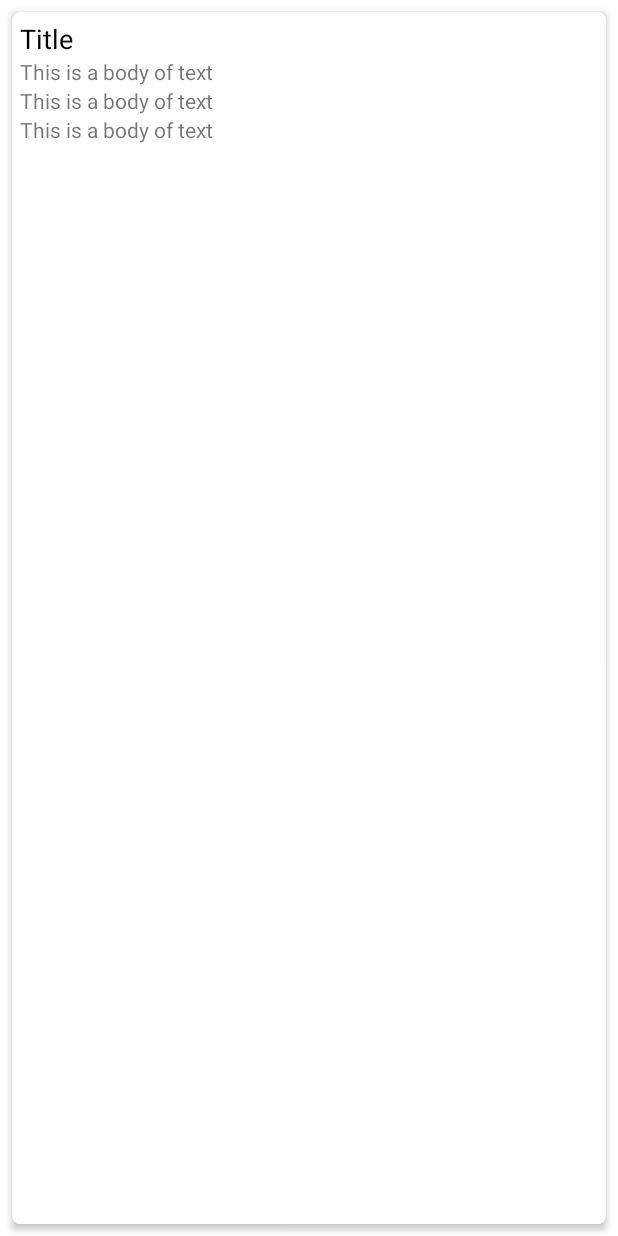
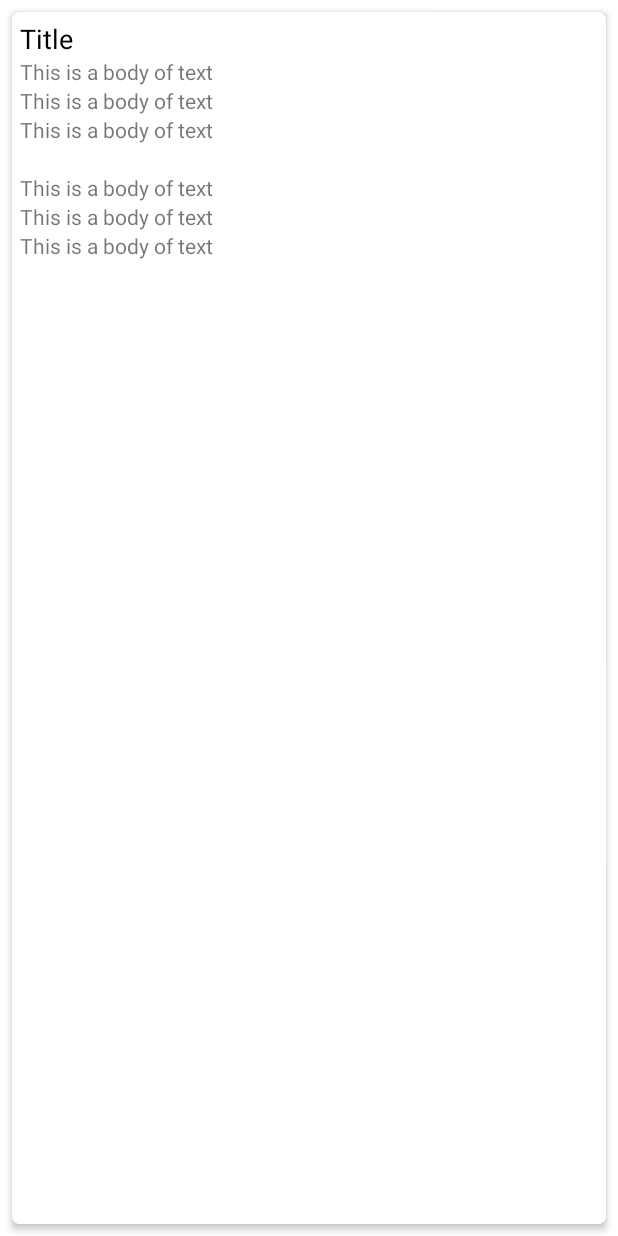
Before and after one commit to AlexisPechon/4th-Year-Android-App-Project, an Android app: the layout list_item.xml on its own in the app's theme, with its tools: preview values and no code run, on a phone screen of 412 x 824 dp. Run offline under Robolectric (Android 15) with nearby library versions, the phone set to English and light mode, and no system bars.

Commit message:
18th commit

```diff
--- a/Android-Timetable-App/app/src/main/java/com/example/a4th_year_android_timetable_app/APIInterface.java
+++ b/Android-Timetable-App/app/src/main/java/com/example/a4th_year_android_timetable_app/APIInterface.java
@@ -6,7 +6,7 @@ import retrofit2.Call;
 import retrofit2.http.GET;
 
 public interface APIInterface {
-    @GET("v1/41a8a884-6d0e-4077-9f6f-38655f2dc31e")
+    @GET("v1/c997f23d-c6d4-479f-a887-cf016b942c98")
     //@GET("/posts")
     Call<List<Posts>> getPosts();
 }
--- a/Android-Timetable-App/app/src/main/res/layout/list_item.xml
+++ b/Android-Timetable-App/app/src/main/res/layout/list_item.xml
@@ -18,7 +18,7 @@
             android:layout_height="wrap_content"
             android:text="This is a body of text"
             app:layout_constraintStart_toStartOf="parent"
-            app:layout_constraintTop_toBottomOf="@+id/tvTitle"/>
+            app:layout_constraintTop_toBottomOf="@+id/tvLocationBody"/>
 
         <TextView
             android:id="@+id/tvSubBody"
@@ -29,12 +29,44 @@
             app:layout_constraintTop_toBottomOf="@+id/tvBody"/>
 
         <TextView
+            android:id="@+id/tvEmptyBody"
+            android:layout_width="wrap_content"
+            android:layout_height="wrap_content"
+            android:text=" "
+            app:layout_constraintStart_toStartOf="parent"
+            app:layout_constraintTop_toBottomOf="@+id/tvSubBody"/>
+
+        <TextView
+            android:id="@+id/tvSubLocationBody"
+            android:layout_width="wrap_content"
+            android:layout_height="wrap_content"
+            android:text="This is a body of text"
+            app:layout_constraintStart_toStartOf="parent"
+            app:layout_constraintTop_toBottomOf="@+id/tvEmptyBody"/>
+
+        <TextView
+            android:id="@+id/tvSubArrivalBody"
+            android:layout_width="wrap_content"
+            android:layout_height="wrap_content"
+            android:text="This is a body of text"
+            app:layout_constraintStart_toStartOf="parent"
+            app:layout_constraintTop_toBottomOf="@+id/tvSubLocationBody"/>
+
+        <TextView
+            android:id="@+id/tvSubDepartureBody"
+            android:layout_width="wrap_content"
+            android:layout_height="wrap_content"
+            android:text="This is a body of text"
+            app:layout_constraintStart_toStartOf="parent"
+            app:layout_constraintTop_toBottomOf="@+id/tvSubArrivalBody"/>
+
+        <TextView
             android:id="@+id/tvLocationBody"
             android:layout_width="wrap_content"
             android:layout_height="wrap_content"
             android:text="This is a body of text"
             app:layout_constraintStart_toStartOf="parent"
-            app:layout_constraintTop_toBottomOf="@+id/tvSubBody"/>
+            app:layout_constraintTop_toBottomOf="@+id/tvTitle"/>
 
         <TextView
             android:id="@+id/tvTitle"
```
Also changed, not shown: Android-Timetable-App/app/src/main/java/com/example/a4th_year_android_timetable_app/Posts.java (+25 -1 lines), Android-Timetable-App/app/src/main/java/com/example/a4th_year_android_timetable_app/PostsAdapter.java (+13 -2 lines), 1 other file.
